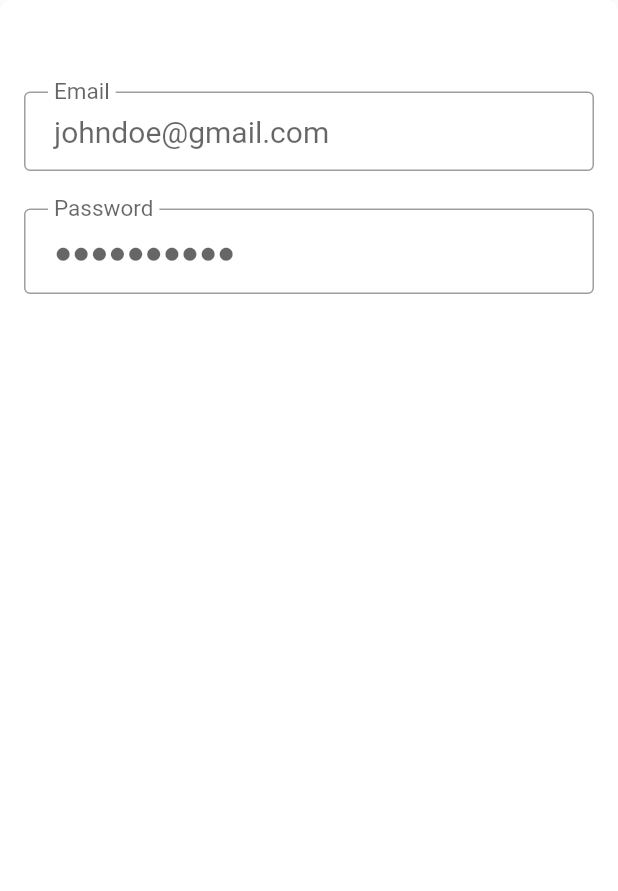
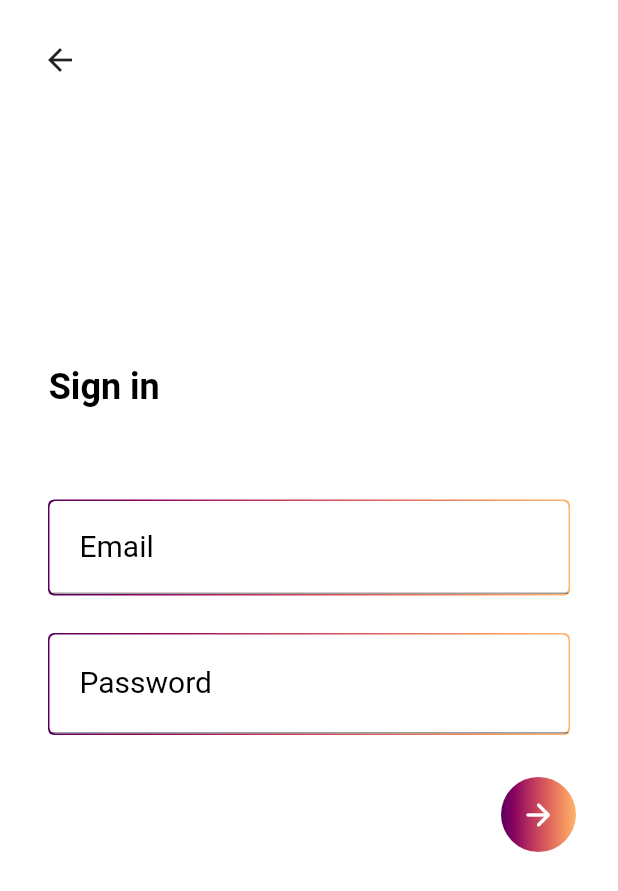
Before and after one commit to taybluetooth/reorient, a Flutter app: the Login screen opened directly, on a phone screen of 412 x 824 dp. Shown: the top 891 px of the screen. Run offline on Flutter 3.47's test engine with Material 2 defaults, Android fonts, the phone set to English and light mode, and no system bars; our stand-ins replace google_fonts; Roboto replaces fonts that are missing (Montserrat).

Commit message:
Finished front end of log in page.

```diff
--- a/client/reorient/lib/pages/homepage.dart
+++ b/client/reorient/lib/pages/homepage.dart
@@ -2,6 +2,10 @@ import 'dart:ui';
 
 import 'package:flutter/material.dart';
 import 'package:google_fonts/google_fonts.dart';
+import 'package:reorient/pages/login.dart';
+import 'package:reorient/themes/Gradients.dart';
+import 'package:reorient/themes/colors.dart';
+import 'package:reorient/themes/fonts.dart';
 import 'package:reorient/widgets/GradientButton.dart';
 
 class HomePage extends StatefulWidget {
@@ -27,32 +31,22 @@ class _HomePageState extends State<HomePage> {
                 height: 137,
                 image: AssetImage("assets/runner.png"),
               ),
-              Padding(
-                padding: const EdgeInsets.fromLTRB(0.0, 40.0, 0.0, 8.0),
+              const Padding(
+                padding: EdgeInsets.fromLTRB(0.0, 40.0, 0.0, 8.0),
                 child: SizedBox(
                   width: 220,
                   child: Text(
                     "Chosen just for you.",
-                    style: TextStyle(
-                      fontSize: 24,
-                      fontFamily: GoogleFonts.roboto().fontFamily,
-                      fontWeight: FontWeight.bold,
-                      color: const Color(0xFF000000),
-                    ),
+                    style: ReorientTextStyles.headerText,
                     textAlign: TextAlign.center,
                   ),
                 ),
               ),
-              SizedBox(
+              const SizedBox(
                 width: 220,
                 child: Text(
                   "Discover new hobbies. Properly",
-                  style: TextStyle(
-                    fontSize: 16,
-                    fontFamily: GoogleFonts.roboto().fontFamily,
-                    fontWeight: FontWeight.normal,
-                    color: const Color(0x63000000),
-                  ),
+                  style: ReorientTextStyles.subHeaderText,
                   textAlign: TextAlign.center,
                 ),
               ),
@@ -62,22 +56,15 @@ class _HomePageState extends State<HomePage> {
                   child: const Text(
                     "Login",
                     style: TextStyle(
-                      color: Color(0xFFFFFFFF),
+                      color: ReorientColors.white,
                     ),
                   ),
                   width: 200,
-                  gradient: const LinearGradient(
-                    colors: <Color>[
-                      Color(0xFF5B0060),
-                      Color(0xFF870160),
-                      Color(0xFFAC255E),
-                      Color(0xFFCA485C),
-                      Color(0xFFE16B5C),
-                      Color(0xFFF39060),
-                      Color(0xFFFFB56B),
-                    ],
-                  ),
-                  onPressed: () => {},
+                  gradient: ReorientGradients.mainGradient,
+                  onPressed: () => {
+                    Navigator.push(context,
+                        MaterialPageRoute(builder: (context) => Login()))
+                  },
                 ),
               )
             ],
--- a/client/reorient/lib/pages/login.dart
+++ b/client/reorient/lib/pages/login.dart
@@ -1,33 +1,11 @@
 import 'package:flutter/material.dart';
-
-TextStyle style = TextStyle(fontFamily: 'Montserrat', fontSize: 20.0);
-
-final emailField = TextField(
-  obscureText: false,
-  style: style,
-  decoration: InputDecoration(
-    label: Text("Email"),
-    contentPadding: const EdgeInsets.fromLTRB(20.0, 15.0, 20.0, 15.0),
-    hintText: "johndoe@gmail.com",
-    border: OutlineInputBorder(
-      borderRadius: BorderRadius.circular(4.0),
-    ),
-    floatingLabelBehavior: FloatingLabelBehavior.always,
-  ),
-);
-final passwordField = TextField(
-  obscureText: true,
-  style: style,
-  decoration: InputDecoration(
-    label: Text("Password"),
-    contentPadding: const EdgeInsets.fromLTRB(20.0, 15.0, 20.0, 15.0),
-    hintText: "●●●●●●●●●●",
-    border: OutlineInputBorder(
-      borderRadius: BorderRadius.circular(4.0),
-    ),
-    floatingLabelBehavior: FloatingLabelBehavior.always,
-  ),
-);
+import 'package:google_fonts/google_fonts.dart';
+import 'package:reorient/themes/Gradients.dart';
+import 'package:reorient/themes/colors.dart';
+import 'package:reorient/themes/fonts.dart';
+import 'package:reorient/widgets/GradientBorder.dart';
+import 'package:reorient/widgets/GradientIconButton.dart';
+import 'package:reorient/widgets/ReorientTextField.dart';
 
 class Login extends StatefulWidget {
   Login({Key? key}) : super(key: key);
@@ -39,22 +17,73 @@ class Login extends StatefulWidget {
 class _LoginState extends State<Login> {
   @override
   Widget build(BuildContext context) {
-    return Container(
-      decoration: BoxDecoration(
-        color: const Color(0xFFFFFFFF),
-        borderRadius: BorderRadius.circular(8.0),
+    return Scaffold(
+      floatingActionButton: Padding(
+        padding: const EdgeInsets.only(top: 16.0),
+        child: IconButton(
+          onPressed: () => {Navigator.pop(context)},
+          icon: const Icon(Icons.arrow_back),
         ),
-      padding: EdgeInsets.all(16.0),
+      ),
+      floatingActionButtonLocation: FloatingActionButtonLocation.startTop,
+      backgroundColor: ReorientColors.white,
+      body: Container(
+        padding: const EdgeInsets.fromLTRB(16.0, 16.0, 16.0, 16.0),
         child: Column(
+          mainAxisAlignment: MainAxisAlignment.center,
+          crossAxisAlignment: CrossAxisAlignment.center,
           children: [
+            const Align(
+                alignment: Alignment.centerLeft,
+                child: Padding(
+                  padding: EdgeInsets.only(left: 16.0),
+                  child: SizedBox(
+                    width: 75,
+                    child: Text(
+                      "Sign in",
+                      style: ReorientTextStyles.headerText,
+                      textAlign: TextAlign.center,
+                    ),
+                  ),
+                )),
+            Container(
+              color: Colors.white,
+              child: Padding(
+                padding: const EdgeInsets.all(16.0),
+                child: Column(
+                  crossAxisAlignment: CrossAxisAlignment.center,
+                  mainAxisAlignment: MainAxisAlignment.center,
+                  children: const <Widget>[
                     SizedBox(height: 45.0),
-          emailField,
+                    GradientBorder(
+                      child: ReorientTextField(
+                          hint: "johndoe@gmail.com", label: "Email"),
+                    ),
                     SizedBox(height: 25.0),
-          passwordField,
-          SizedBox(
-            height: 35.0,
+                    GradientBorder(
+                      child: ReorientTextField(
+                          hint: "●●●●●●●●●●", label: "Password"),
                     ),
                   ],
+                ),
+              ),
+            ),
+            Align(
+              alignment: Alignment.centerRight,
+              child: Padding(
+                padding: const EdgeInsets.all(12.0),
+                child: GradientIconButton(
+                  gradient: ReorientGradients.mainGradient,
+                  onPressed: () => {},
+                  icon: const Icon(
+                    Icons.arrow_forward_rounded,
+                    color: ReorientColors.white,
+                  ),
+                ),
+              ),
+            )
+          ],
+        ),
       ),
     );
   }
--- /dev/null
+++ b/client/reorient/lib/themes/colors.dart
@@ -0,0 +1,7 @@
+import 'package:flutter/material.dart';
+
+abstract class ReorientColors {
+  static const Color white = Color(0xFFFFFFFF);
+  static const Color black = Color(0xFF000000);
+  static const Color darkGrey = Color(0x63000000);
+}
--- /dev/null
+++ b/client/reorient/lib/themes/fonts.dart
@@ -0,0 +1,17 @@
+import 'package:flutter/material.dart';
+import 'package:reorient/themes/colors.dart';
+
+abstract class ReorientTextStyles {
+  static const TextStyle headerText = TextStyle(
+    fontSize: 24,
+    fontFamily: 'Roboto',
+    fontWeight: FontWeight.bold,
+    color: ReorientColors.black,
+  );
+  static const TextStyle subHeaderText = TextStyle(
+    fontSize: 16,
+    fontFamily: 'Roboto',
+    fontWeight: FontWeight.normal,
+    color: ReorientColors.darkGrey,
+  );
+}
--- /dev/null
+++ b/client/reorient/lib/themes/gradients.dart
@@ -0,0 +1,15 @@
+import 'package:flutter/material.dart';
+
+abstract class ReorientGradients {
+  static const LinearGradient mainGradient = LinearGradient(
+    colors: <Color>[
+      Color(0xFF5B0060),
+      Color(0xFF870160),
+      Color(0xFFAC255E),
+      Color(0xFFCA485C),
+      Color(0xFFE16B5C),
+      Color(0xFFF39060),
+      Color(0xFFFFB56B),
+    ],
+  );
+}
--- /dev/null
+++ b/client/reorient/lib/widgets/GradientBorder.dart
@@ -0,0 +1,34 @@
+import 'package:flutter/material.dart';
+import 'package:reorient/themes/gradients.dart';
+import 'package:reorient/widgets/ReorientTextField.dart';
+
+class GradientBorder extends StatelessWidget {
+  final Widget? child;
+
+  const GradientBorder({
+    Key? key,
+    required this.child,
+  }) : super(key: key);
+
+  @override
+  Widget build(BuildContext context) {
+    final kInnerDecoration = BoxDecoration(
+      color: Colors.white,
+      borderRadius: BorderRadius.circular(4.0),
+    );
+    final kGradientBoxDecoration = BoxDecoration(
+      gradient: ReorientGradients.mainGradient,
+      borderRadius: BorderRadius.circular(4.0),
+    );
+    return Container(
+      decoration: kGradientBoxDecoration,
+      child: Padding(
+        padding: const EdgeInsets.all(1.0),
+        child: DecoratedBox(
+          decoration: kInnerDecoration,
+          child: child,
+        ),
+      ),
+    );
+  }
+}
--- /dev/null
+++ b/client/reorient/lib/widgets/GradientIconButton.dart
@@ -0,0 +1,39 @@
+import 'package:flutter/material.dart';
+
+class GradientIconButton extends StatelessWidget {
+  final Gradient gradient;
+  final double width;
+  final double height;
+  final Icon icon;
+  final void Function()? onPressed;
+
+  const GradientIconButton({
+    Key? key,
+    required this.gradient,
+    this.width = 50.0,
+    this.height = 50.0,
+    required this.onPressed,
+    required this.icon,
+  }) : super(key: key);
+
+  @override
+  Widget build(BuildContext context) {
+    return Container(
+      width: width,
+      height: 50.0,
+      decoration: BoxDecoration(
+        gradient: gradient,
+        borderRadius: BorderRadius.circular(100.0),
+      ),
+      child: Material(
+        color: Colors.transparent,
+        child: InkWell(
+          onTap: onPressed,
+          child: Center(
+            child: IconButton(onPressed: onPressed, icon: icon),
+          ),
+        ),
+      ),
+    );
+  }
+}
--- /dev/null
+++ b/client/reorient/lib/widgets/GradientText.dart
@@ -0,0 +1,25 @@
+import 'package:flutter/material.dart';
+
+class GradientText extends StatelessWidget {
+  final String text;
+  final TextStyle style;
+  final Gradient gradient;
+
+  const GradientText({
+    Key? key,
+    required this.text,
+    this.style = const TextStyle(fontWeight: FontWeight.normal),
+    required this.gradient,
+  }) : super(key: key);
+
+  @override
+  Widget build(BuildContext context) {
+    return ShaderMask(
+      blendMode: BlendMode.srcIn,
+      shaderCallback: (bounds) => gradient.createShader(
+        Rect.fromLTWH(0, 0, bounds.width, bounds.height),
+      ),
+      child: Text(text, style: style),
+    );
+  }
+}
--- /dev/null
+++ b/client/reorient/lib/widgets/ReorientTextField.dart
@@ -0,0 +1,30 @@
+import 'package:flutter/material.dart';
+import 'package:reorient/themes/colors.dart';
+
+class ReorientTextField extends StatelessWidget {
+  final String hint;
+  final String label;
+
+  const ReorientTextField({Key? key, this.hint = "", this.label = ""})
+      : super(key: key);
+
+  @override
+  Widget build(BuildContext context) {
+    return TextField(
+      obscureText: false,
+      style: const TextStyle(fontFamily: 'Roboto', fontSize: 20.0),
+      decoration: InputDecoration(
+        label: Text(
+          label,
+          style: const TextStyle(color: ReorientColors.black),
+        ),
+        focusColor: Colors.transparent,
+        hoverColor: Colors.transparent,
+        focusedBorder: InputBorder.none,
+        contentPadding: const EdgeInsets.fromLTRB(20.0, 10.0, 20.0, 10.0),
+        hintText: hint,
+        hintStyle: const TextStyle(color: ReorientColors.black),
+      ),
+    );
+  }
+}
```
Lines whose indentation alone changed are shown as unchanged.
